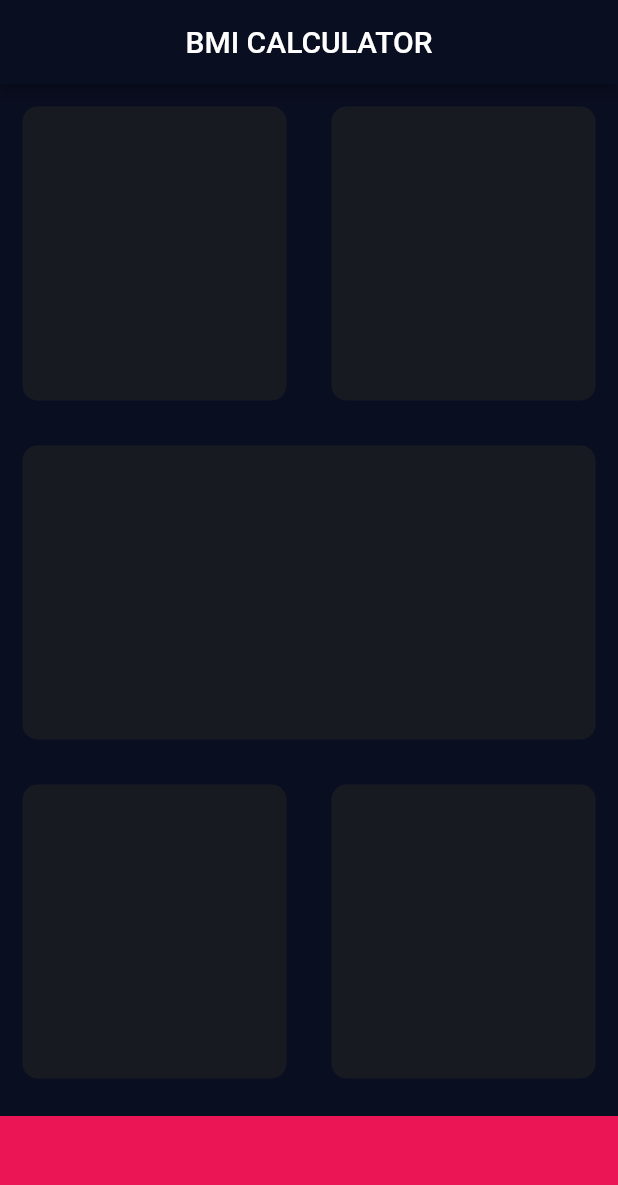
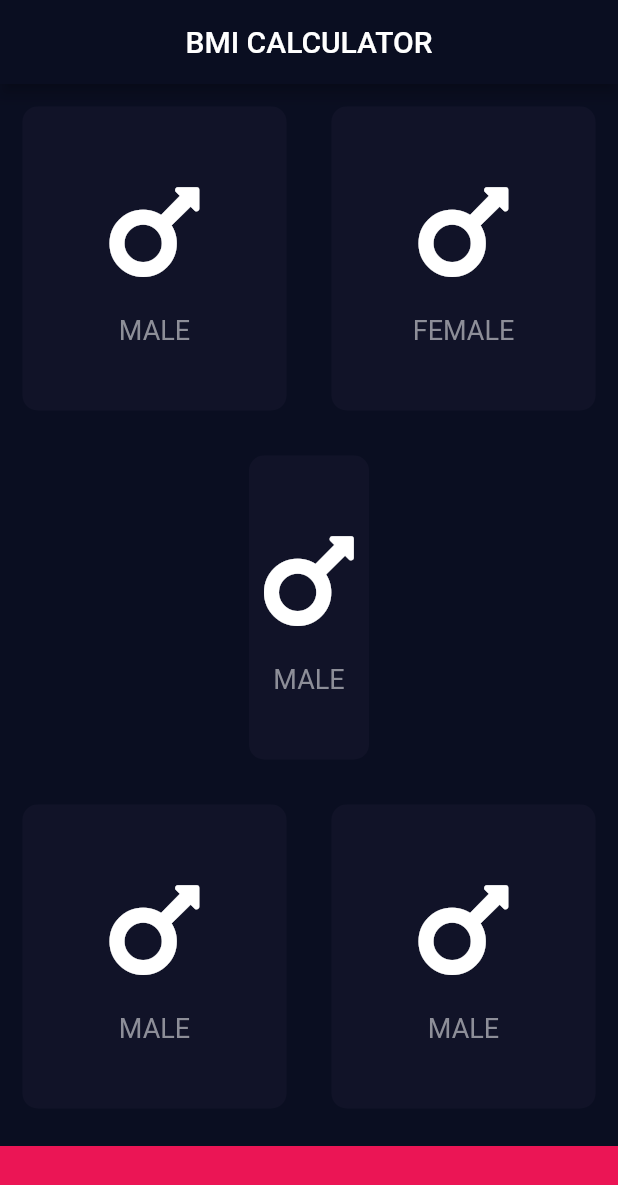
Before and after one commit to Ammar-Raneez/BMI_Calculator, a Flutter app: the screen it shows after launch, on a phone screen of 412 x 824 dp. Shown: the top 1185 px of the screen. Run offline on Flutter 3.47's test engine with Material 2 defaults, Android fonts, the phone set to English and light mode, and no system bars; our stand-ins replace font_awesome_flutter.

Commit message:
refactored code for male and female gender using enums and named arguments, passing functions as arguments

```diff
--- /dev/null
+++ b/lib/icon_content.dart
@@ -0,0 +1,31 @@
+import 'package:flutter/material.dart';
+
+class IconContent extends StatelessWidget {
+  final String iconLabel;
+  final IconData icon;
+
+  IconContent(this.iconLabel, this.icon);
+
+  @override
+  Widget build(BuildContext context) {
+    return Column(
+      mainAxisAlignment: MainAxisAlignment.center,
+      children: <Widget>[
+        Icon(
+          icon,
+          size: 80.0,
+        ),
+        SizedBox(
+          height: 15.0,
+        ),
+        Text(
+          iconLabel,
+          style: TextStyle(
+            fontSize: 18.0,
+            color: Color(0xff8d8e98),
+          ),
+        ),
+      ],
+    );
+  }
+}
--- a/lib/input_page.dart
+++ b/lib/input_page.dart
@@ -1,9 +1,19 @@
+import 'package:bmi_calculator/icon_content.dart';
+import 'package:bmi_calculator/reusable_card.dart';
 import 'package:flutter/cupertino.dart';
 import 'package:flutter/material.dart';
+import 'package:font_awesome_flutter/font_awesome_flutter.dart';
 
 const Color cardColor = Color(0xff1de33);
 const Color footerColor = Color(0xffeb1555);
-const double footerHeight = 80.0;
+const Color activeCardColor = Color(0xff1d1e33);
+const Color inactiveCardColor = Color(0xff111328);
+const double footerHeight = 60.0;
+
+enum Gender {
+  male,
+  female,
+}
 
 class InputPage extends StatefulWidget {
   @override
@@ -11,6 +21,8 @@ class InputPage extends StatefulWidget {
 }
 
 class _InputPageState extends State<InputPage> {
+  Gender selectedGender;
+
   @override
   Widget build(BuildContext context) {
     return Scaffold(
@@ -26,12 +38,28 @@ class _InputPageState extends State<InputPage> {
               children: <Widget>[
                 Expanded(
                   child: ReusableCard(
-                    cardColor,
+                    color: selectedGender == Gender.male
+                        ? activeCardColor
+                        : inactiveCardColor,
+                    iconContent: IconContent("MALE", FontAwesomeIcons.mars),
+                    onPress: () {
+                      setState(() {
+                        selectedGender = Gender.male;
+                      });
+                    }
                   ),
                 ),
                 Expanded(
                   child: ReusableCard(
-                    cardColor,
+                    color: selectedGender == Gender.female
+                        ? activeCardColor
+                        : inactiveCardColor,
+                    iconContent: IconContent("FEMALE", FontAwesomeIcons.mars),
+                    onPress: () {
+                      setState(() {
+                        selectedGender = Gender.female;
+                      });
+                    }
                   ),
                 ),
               ],
@@ -39,7 +67,15 @@ class _InputPageState extends State<InputPage> {
           ),
           Expanded(
             child: ReusableCard(
-              cardColor,
+                color: selectedGender == Gender.male
+                    ? activeCardColor
+                    : inactiveCardColor,
+                iconContent: IconContent("MALE", FontAwesomeIcons.mars),
+                onPress: () {
+                  setState(() {
+                    selectedGender = Gender.male;
+                  });
+                }
             ),
           ),
           Expanded(
@@ -47,12 +83,28 @@ class _InputPageState extends State<InputPage> {
               children: <Widget>[
                 Expanded(
                   child: ReusableCard(
-                    cardColor,
+                    color: selectedGender == Gender.male
+                        ? activeCardColor
+                        : inactiveCardColor,
+                    iconContent: IconContent("MALE", FontAwesomeIcons.mars),
+                    onPress: () {
+                      setState(() {
+                        selectedGender = Gender.male;
+                      });
+                    }
                   ),
                 ),
                 Expanded(
                   child: ReusableCard(
-                    cardColor,
+                    color: selectedGender == Gender.male
+                        ? activeCardColor
+                        : inactiveCardColor,
+                    iconContent: IconContent("MALE", FontAwesomeIcons.mars),
+                    onPress: () {
+                      setState(() {
+                        selectedGender = Gender.male;
+                      });
+                    }
                   ),
                 ),
               ],
@@ -69,22 +121,3 @@ class _InputPageState extends State<InputPage> {
     );
   }
 }
-
-class ReusableCard extends StatelessWidget {
-  //only one assignment
-  final Color color;
-
-  ReusableCard(this.color);
-
-
-  @override
-  Widget build(BuildContext context) {
-    return Container(
-      margin: EdgeInsets.all(15.0),
-      decoration: BoxDecoration(
-        color: color,
-        borderRadius: BorderRadius.circular(10.0),
-      ),
-    );
-  }
-}
--- /dev/null
+++ b/lib/reusable_card.dart
@@ -0,0 +1,26 @@
+import 'package:bmi_calculator/icon_content.dart';
+import 'package:flutter/material.dart';
+
+class ReusableCard extends StatelessWidget {
+  //only one assignment
+  final Color color;
+  final IconContent iconContent;
+  final Function onPress;
+
+  ReusableCard({this.color, this.iconContent, this.onPress});
+
+  @override
+  Widget build(BuildContext context) {
+    return GestureDetector(
+      onTap: onPress,
+      child: Container(
+        child: iconContent,
+        margin: EdgeInsets.all(15.0),
+        decoration: BoxDecoration(
+          color: color,
+          borderRadius: BorderRadius.circular(10.0),
+        ),
+      ),
+    );
+  }
+}
--- a/pubspec.yaml
+++ b/pubspec.yaml
@@ -11,6 +11,7 @@ dependencies:
     sdk: flutter
 
   cupertino_icons: ^0.1.2
+  font_awesome_flutter: ^8.4.0
 
 dev_dependencies:
   flutter_test:
```
Also changed, not shown: pubspec.lock.
